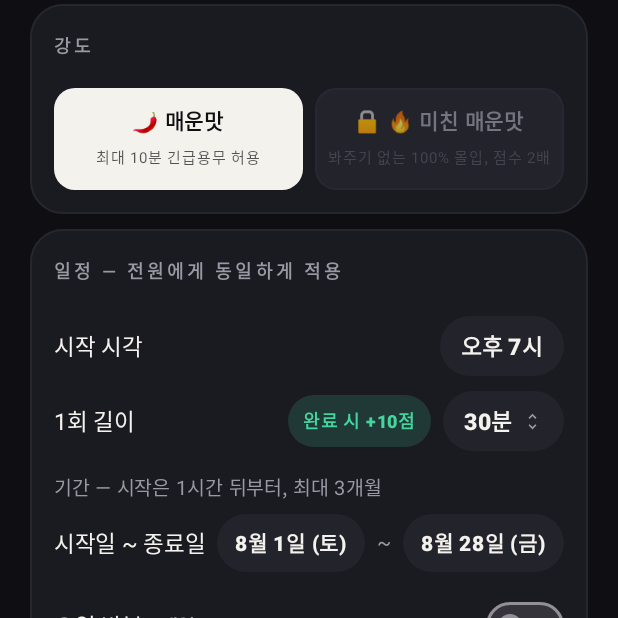
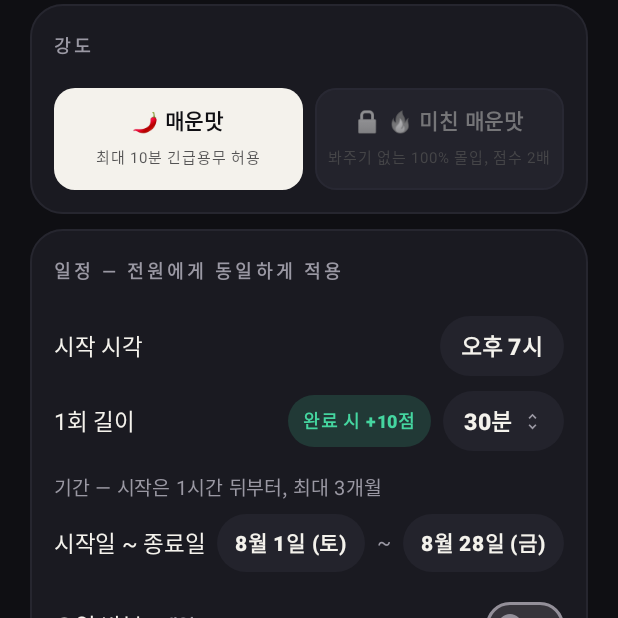
Before and after one commit to singlemarks-hash/routine, an Android app built with Jetpack Compose: the composable GroupCreateScreen shown on its own in the app's theme, on a phone screen of 412 x 824 dp, the part 437-1055 px from its top. Run offline under Robolectric (Android 15) with nearby library versions, the phone set to English and light mode, and no system bars; our stand-ins replace Firebase (no records; nobody signed in at launch, a user with empty details on screens opened directly), Room's generated code; libraries missing offline, so code that uses them is left out: com.android.billingclient.

Commit message:
fix(android): 잠긴 강도 카드 이모지 무채색 처리 (iOS .saturation 대응)
이모지(🔒🔥)는 시스템이 그리는 컬러 글리프라 Text의 color=로는 톤을 바꿀 수
없다. 렌더 레이어 전체에 채도 매트릭스를 거는 Modifier.grayscale()을 추가해
잠긴 미친맛 카드(예약 편집·그룹 생성)에 적용 — iOS의 .saturation(locked ? 0 : 1)과
동일한 결과.

Co-Authored-By: Claude Sonnet 5 <noreply@anthropic.com>
Claude-Session: https://claude.ai/code/session_01EGwqzeDt4pJkjpoah3EvvP

```diff
--- a/android/app/src/main/java/com/singlemarks/angrymoti/ui/Common.kt
+++ b/android/app/src/main/java/com/singlemarks/angrymoti/ui/Common.kt
@@ -18,8 +18,14 @@ import androidx.compose.ui.Alignment
 import androidx.compose.ui.Modifier
 import androidx.compose.ui.geometry.Offset
 import androidx.compose.ui.geometry.Size
+import androidx.compose.ui.draw.drawWithContent
+import androidx.compose.ui.geometry.Rect
 import androidx.compose.ui.graphics.Color
+import androidx.compose.ui.graphics.ColorFilter
+import androidx.compose.ui.graphics.ColorMatrix
+import androidx.compose.ui.graphics.Paint
 import androidx.compose.ui.graphics.StrokeCap
+import androidx.compose.ui.graphics.drawscope.drawIntoCanvas
 import androidx.compose.ui.graphics.graphicsLayer
 import androidx.compose.ui.graphics.luminance
 import androidx.compose.ui.graphics.drawscope.Stroke
@@ -63,6 +69,24 @@ import androidx.compose.material.icons.filled.Warning
 import androidx.compose.material.icons.filled.WorkspacePremium
 import com.singlemarks.angrymoti.ui.theme.TL
 import kotlin.math.min
+
+/**
+ * 채도 제거 — 이모지(🔒🔥 등)는 시스템이 그리는 컬러 글리프라 Text의 color= 로는
+ * 색을 바꿀 수 없다. 잠긴 카드를 무채색으로 보이게 하려면(iOS `.saturation(0)` 대응)
+ * 렌더링 레이어 전체에 채도 매트릭스를 걸어야 한다.
+ */
+fun Modifier.grayscale(saturation: Float = 0f): Modifier = this.then(
+    Modifier.drawWithContent {
+        val paint = Paint().apply {
+            colorFilter = ColorFilter.colorMatrix(ColorMatrix().apply { setToSaturation(saturation) })
+        }
+        drawIntoCanvas { canvas ->
+            canvas.saveLayer(Rect(Offset.Zero, size), paint)
+            drawContent()
+            canvas.restore()
+        }
+    }
+)
 
 /**
  * 앱 전역 아이콘 세트 — Filled(솔리드) 아이콘으로 통일 (아웃라인은 잘 안 보여서 교체).
--- a/android/app/src/main/java/com/singlemarks/angrymoti/ui/GroupScreens.kt
+++ b/android/app/src/main/java/com/singlemarks/angrymoti/ui/GroupScreens.kt
@@ -524,6 +524,8 @@ private fun GroupCreateScreen(onDone: () -> Unit) {
                                 // 잠긴 카드는 흐린 대신 헤어라인으로 윤곽을 남긴다 (iOS 1:1)
                                 .border(1.dp, if (locked) TL.hairline.copy(alpha = 0.5f) else Color.Transparent, TL.cornerM)
                                 .alpha(if (locked) 0.7f else 1f)
+                                // 잠긴 카드는 이모지까지 무채색으로 (iOS .saturation 대응)
+                                .grayscale(if (locked) 0f else 1f)
                                 .clickable(enabled = !locked) { intensity = level }
                                 .padding(vertical = 10.dp),
                             horizontalAlignment = Alignment.CenterHorizontally,
--- a/android/app/src/main/java/com/singlemarks/angrymoti/ui/ReservationEdit.kt
+++ b/android/app/src/main/java/com/singlemarks/angrymoti/ui/ReservationEdit.kt
@@ -463,6 +463,10 @@ fun ReservationEditScreen(reservationId: String?, onDone: () -> Unit) {
                                 // 잠긴 카드는 흐린 대신 헤어라인으로 윤곽을 남긴다 (iOS 1:1)
                                 .border(1.dp, if (locked) TL.hairline.copy(alpha = 0.5f) else Color.Transparent, TL.cornerM)
                                 .alpha(if (locked) 0.7f else 1f)
+                                // 잠긴 카드는 이모지까지 무채색으로 — 이모지는 컬러 글리프라
+                                // Text(color=)로는 안 먹혀 렌더 레이어에 채도 필터를 건다 (iOS
+                                // .saturation(locked ? 0 : 1) 대응).
+                                .grayscale(if (locked) 0f else 1f)
                                 .clickable(enabled = if (locked) true else !fieldLocked) {
                                     if (locked) {
                                         if (AccountStore.isSignedIn && AccountStore.currentUserID != "guest") {
```
